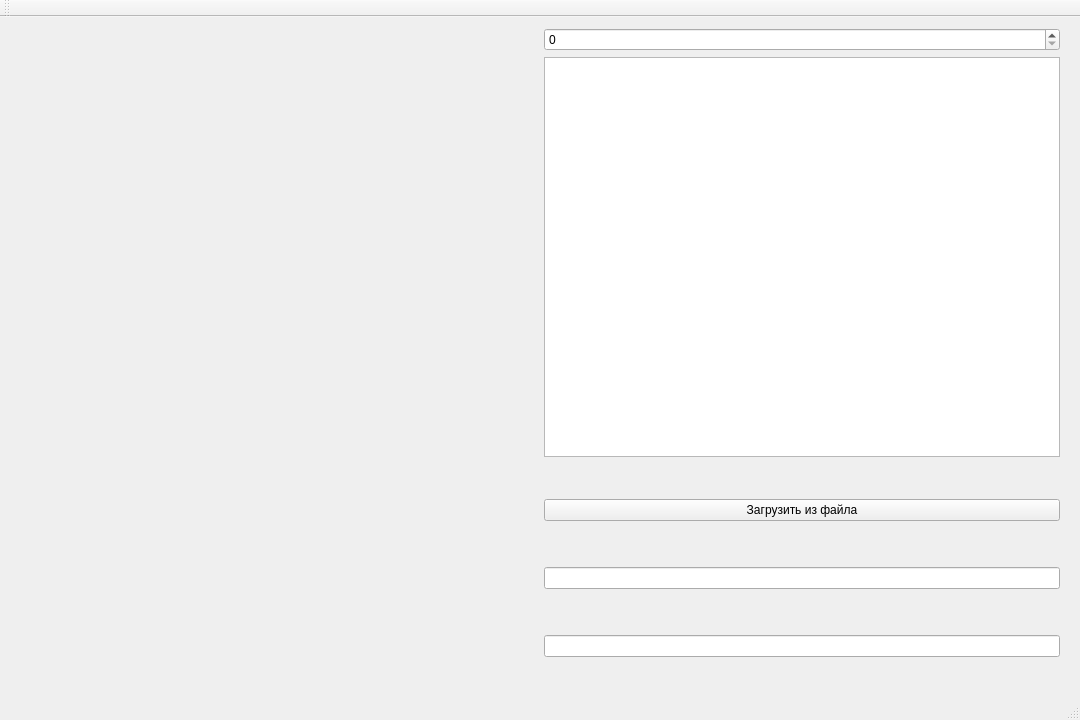
Old version of the form mainwindow.ui in the repository tagolder/graph_tagolder.
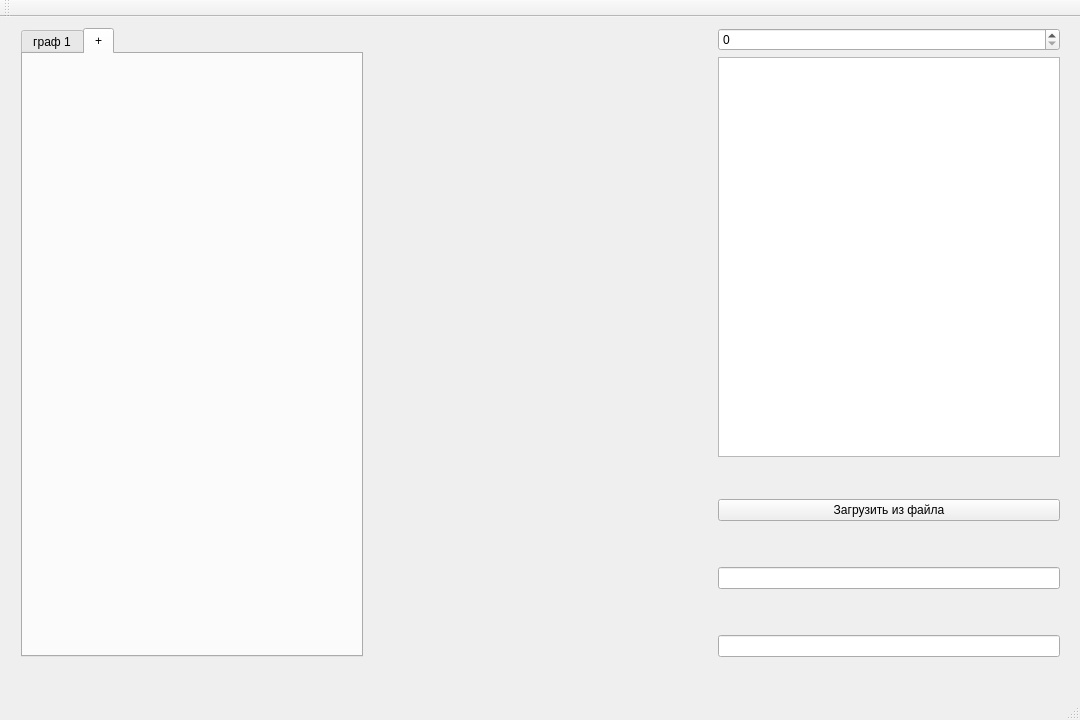
New version of the form. Custom widgets are drawn as their Qt base class.

```diff
--- a/mainwindow.ui
+++ b/mainwindow.ui
@@ -24,6 +24,23 @@
      </rect>
     </property>
     <layout class="QHBoxLayout" name="horizontalLayout_2">
+     <item>
+      <widget class="QTabWidget" name="tabWidget">
+       <property name="currentIndex">
+        <number>1</number>
+       </property>
+       <widget class="DrawGraphWidget" name="tab_1">
+        <attribute name="title">
+         <string>граф 1</string>
+        </attribute>
+       </widget>
+       <widget class="DrawGraphWidget" name="tab_2">
+        <attribute name="title">
+         <string>+</string>
+        </attribute>
+       </widget>
+      </widget>
+     </item>
      <item>
       <widget class="DrawGraphWidget" name="widget" native="true">
        <property name="sizePolicy">
```
